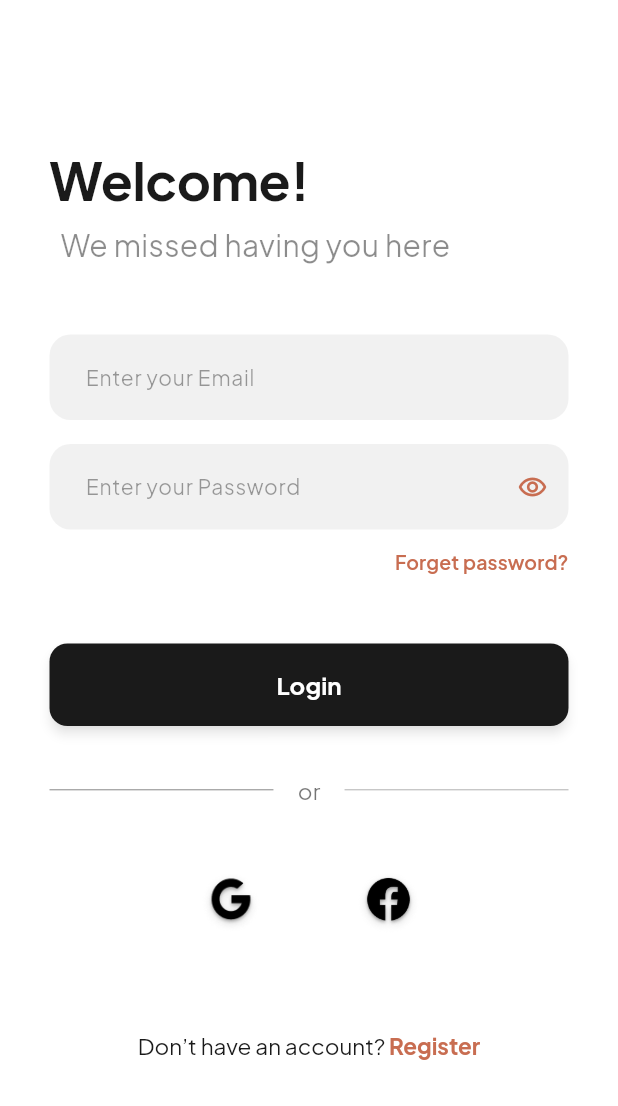
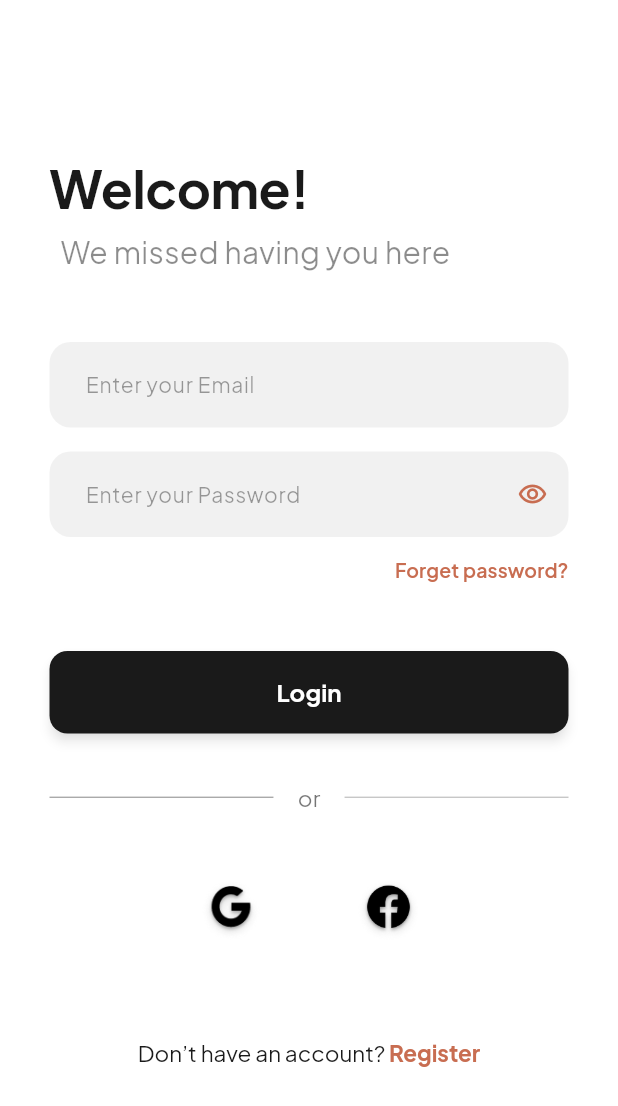
Before and after one commit to alaaMamd0uh/garrab-app, a Flutter app: the screen it shows after launch, after a tap on "Skip", on a phone screen of 412 x 824 dp. Shown: the top 1106 px of the screen. Run offline on Flutter 3.47's test engine with Material 3 defaults, Android fonts, the phone set to English and light mode, and no system bars; our stand-ins replace cloud_firestore, firebase_auth, firebase_core, flutter_svg, shared_preferences; accounts and stored records are empty.

Commit message:
edit product card

```diff
--- a/lib/features/Favorites/view/favorites_screen.dart
+++ b/lib/features/Favorites/view/favorites_screen.dart
@@ -158,7 +158,7 @@ class FavoritesScreen extends StatelessWidget {
       child: Container(
         decoration: BoxDecoration(
           color: Colors.white,
-          borderRadius: BorderRadius.circular(9),
+          borderRadius: BorderRadius.circular(18),
           border: Border.all(color: Colors.grey.shade200),
         ),
         child: Stack(
@@ -173,12 +173,12 @@ class FavoritesScreen extends StatelessWidget {
                     decoration: const BoxDecoration(
                       color: Color(0xFFF7F7F7),
                       borderRadius: BorderRadius.vertical(
-                        top: Radius.circular(16),
+                        top: Radius.circular(18),
                       ),
                     ),
                     child: ClipRRect(
                       borderRadius: const BorderRadius.vertical(
-                        top: Radius.circular(16),
+                        top: Radius.circular(18),
                       ),
                       child: imagePath.isNotEmpty
                           ? Image.network(
--- a/lib/features/home/view/product_card.dart
+++ b/lib/features/home/view/product_card.dart
@@ -27,7 +27,7 @@ class ProductCard extends StatelessWidget {
       height: 204,
       decoration: BoxDecoration(
         color: Colors.white,
-        borderRadius: BorderRadius.circular(16),
+        borderRadius: BorderRadius.circular(18),
         border: Border.all(
           color: const Color(0xFFCCCCCC),
           width: 1,
--- a/lib/features/login/view/login_test.dart
+++ b/lib/features/login/view/login_test.dart
@@ -86,7 +86,7 @@ class _LoginScreenState extends State<LoginScreen> {
             child: Column(
               crossAxisAlignment: CrossAxisAlignment.start,
               children: [
-                const SizedBox(height: 95),
+                const SizedBox(height: 100),
 
                 Text(
                   'Welcome!',
--- a/lib/features/onbording/view/onbording.dart
+++ b/lib/features/onbording/view/onbording.dart
@@ -38,7 +38,7 @@ class _OnboardingScreenState extends State<OnboardingScreen> {
           'Pick sample sizes tailored to your space, skin, or style. Compare options freely in your own environment.',
     ),
     OnboardingModel(
-      image: 'assets/images/o3.png',
+      image: 'assets/images/3.png',
       title: 'Love It? Claim The Full Size',
       description:
           'Track your favorites and purchase certified full sized originals with a single tap, risk-free.',
```
Also changed, not shown: assets/images/3.png (added), assets/images/o3.png (deleted).
